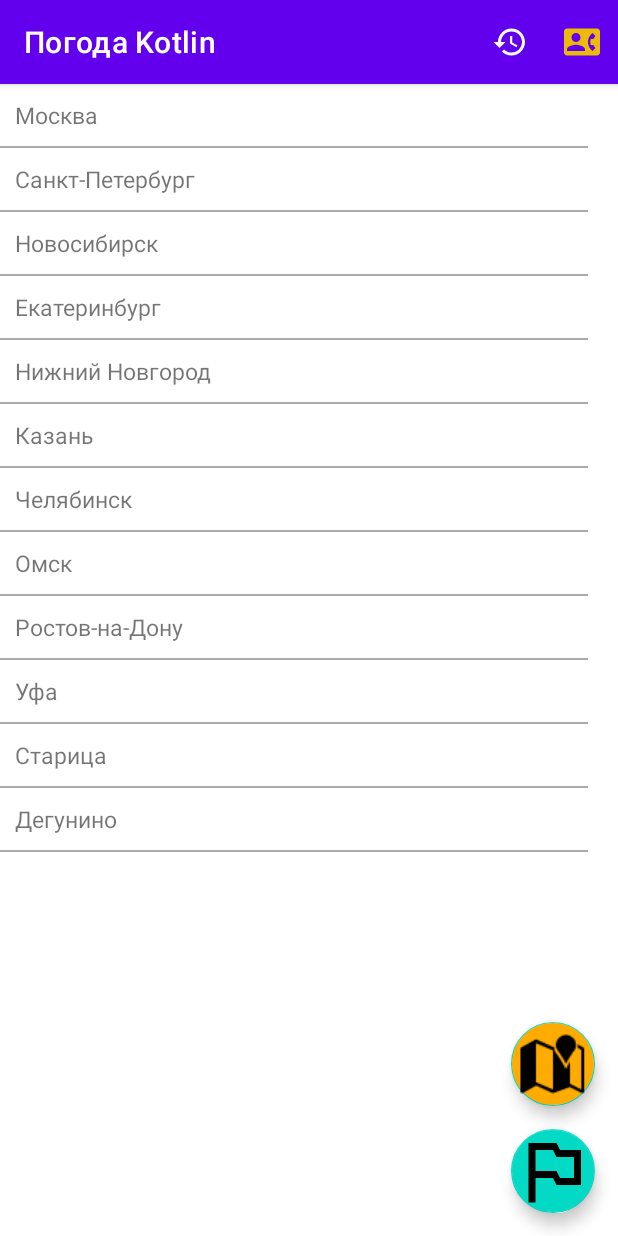
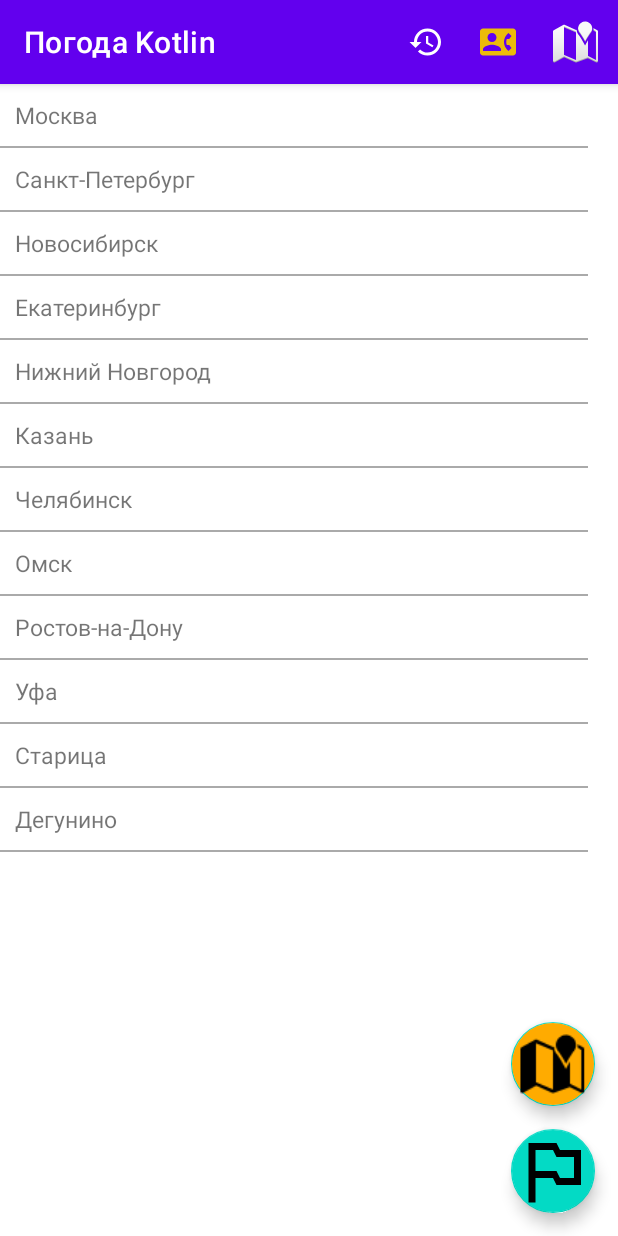
Before and after one commit to vikzak/WeatherKotlin, an Android app: the screen it shows after launch (MainActivity), on a phone screen of 412 x 824 dp. Run offline under Robolectric (Android 15) with nearby library versions, the phone set to English and light mode, and no system bars; our stand-ins replace Room's generated code.

Commit message:
ДЗ№10 - вывожу карту с маркером

```diff
--- a/app/build.gradle
+++ b/app/build.gradle
@@ -3,6 +3,7 @@ plugins {
     id 'kotlin-android'
     id 'kotlin-android-extensions'
     id 'kotlin-kapt'
+    id 'com.google.android.libraries.mapsplatform.secrets-gradle-plugin'
 }
 
 android {
@@ -73,5 +74,8 @@ dependencies {
     implementation 'androidx.room:room-runtime:2.2.5'
     kapt 'androidx.room:room-compiler:2.2.5'
 
+    // google maps
+    implementation 'com.google.android.gms:play-services-maps:17.0.0'
+
 
 }
--- a/app/src/main/java/ru/gb/weatherkotlin/view/MainActivity.kt
+++ b/app/src/main/java/ru/gb/weatherkotlin/view/MainActivity.kt
@@ -10,6 +10,7 @@ import androidx.fragment.app.Fragment
 import ru.gb.weatherkotlin.R
 import ru.gb.weatherkotlin.databinding.MainActivityBinding
 import ru.gb.weatherkotlin.view.main.MainFragment
+import ru.gb.weatherkotlin.view.main.maps.MapsFragment
 
 //import ru.gb.weatherkotlin.view.details.DetailsFragment
 //import ru.gb.weatherkotlin.view.main.MainFragment
@@ -40,6 +41,7 @@ class MainActivity : AppCompatActivity() {
     override fun onCreateOptionsMenu(menu: Menu?): Boolean {
         menuInflater.inflate(R.menu.main_screen_menu, menu)
         menuInflater.inflate(R.menu.menu_content_provider, menu)
+        menuInflater.inflate(R.menu.maps_menu, menu)
         return super.onCreateOptionsMenu(menu)
     }
 
@@ -51,6 +53,10 @@ class MainActivity : AppCompatActivity() {
             }
             R.id.menu_content_provider ->{
                 showFragmentWithBackStack(ContentProviderFragment.newInstance())
+                true
+            }
+            R.id.menu_google_maps -> {
+                showFragmentWithBackStack(MapsFragment.newInstance())
                 true
             }
             else -> super.onOptionsItemSelected(item)
--- /dev/null
+++ b/app/src/main/res/menu/maps_menu.xml
@@ -0,0 +1,9 @@
+<?xml version="1.0" encoding="utf-8"?>
+<menu xmlns:android="http://schemas.android.com/apk/res/android"
+    xmlns:app="http://schemas.android.com/apk/res-auto">
+    <item
+        android:id="@+id/menu_google_maps"
+        android:icon="@android:drawable/ic_dialog_map"
+        android:title="@string/google_maps"
+        app:showAsAction="always" />
+</menu>
--- a/app/src/main/res/values/strings.xml
+++ b/app/src/main/res/values/strings.xml
@@ -34,5 +34,10 @@
     <string name="dialog_rationale_decline">Не надо</string>
     <string name="dialog_address_title">Ваш адрес</string>
     <string name="dialog_address_get_weather">Узнать погоду</string>
+    <string name="google_maps">maps</string>
+
+    <string name="default_address">Red Square, 1, Moscow</string>
+    <string name="button_search_map">Search</string>
+    <string name="marker_start">Start</string>
 
 </resources>
--- a/build.gradle
+++ b/build.gradle
@@ -8,6 +8,7 @@ buildscript {
     dependencies {
         classpath 'com.android.tools.build:gradle:7.1.1'
         classpath "org.jetbrains.kotlin:kotlin-gradle-plugin:1.6.10"
+        classpath 'com.google.android.libraries.mapsplatform.secrets-gradle-plugin:secrets-gradle-plugin:2.0.0'
 
         // NOTE: Do not place your application dependencies here; they belong
         // in the individual module build.gradle files
```
Also changed, not shown: app/src/debug/res/values/google_maps_api.xml (added, +22 -0 lines), app/src/main/AndroidManifest.xml (+38 -26 lines), app/src/main/java/ru/gb/weatherkotlin/view/main/maps/MapsFragment.kt (added, +52 -0 lines), app/src/main/java/ru/gb/weatherkotlin/view/maps/MapsFragment.kt (deleted, +0 -7 lines), app/src/main/res/layout/fragment_maps.xml (added, +9 -0 lines).
